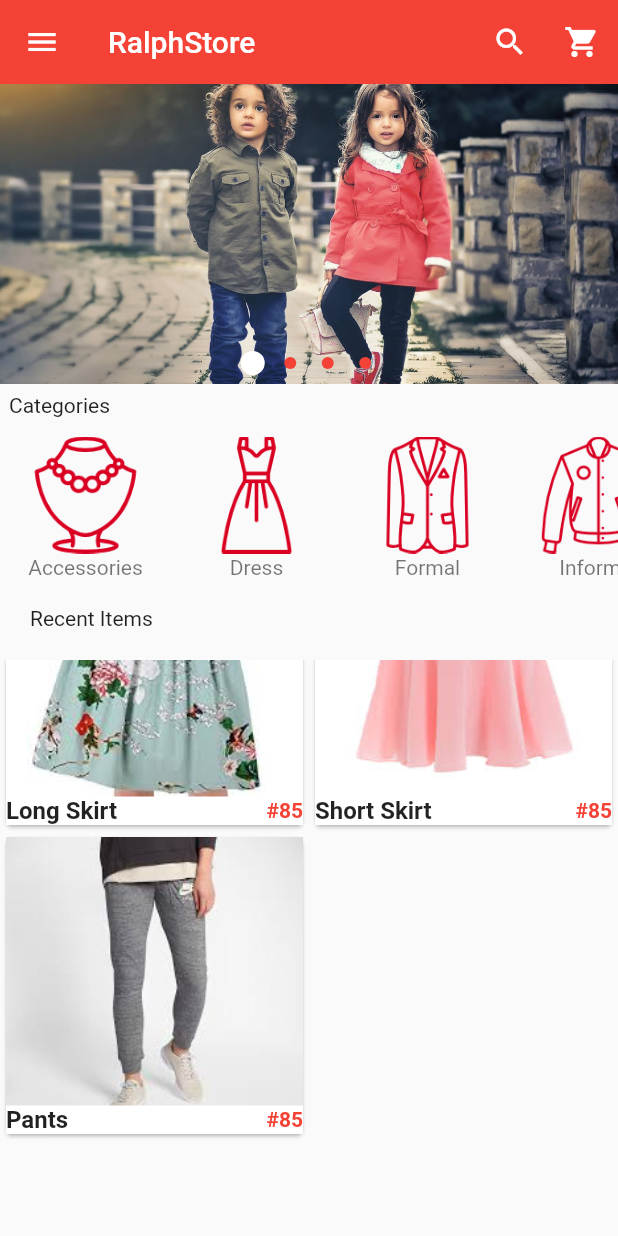
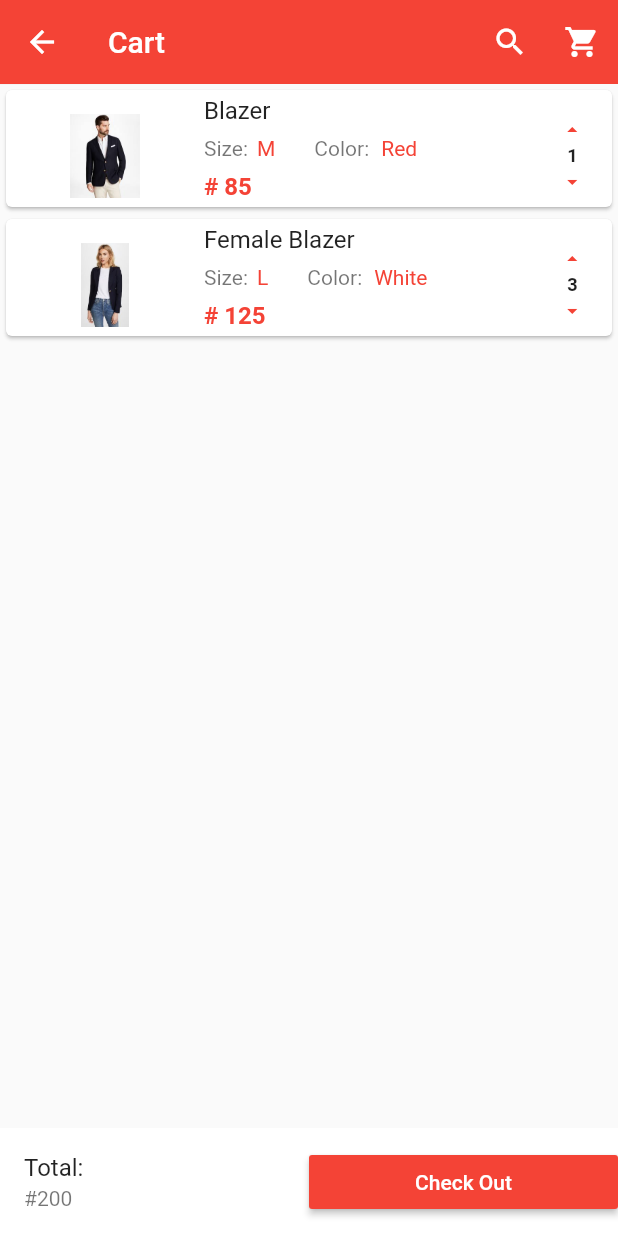
Before and after one commit to RaphealToby/flutter-ecommerce, a Flutter app: the screen it shows after launch, scrolled down 710 dp, after a tap on the "shopping cart" icon, on a phone screen of 412 x 824 dp. Run offline on Flutter 3.47's test engine with Material 2 defaults, Android fonts, the phone set to English and light mode, and no system bars; drawn by our look-alikes of carousel_pro.

Commit message:
First Git version

```diff
--- /dev/null
+++ b/lib/components/cart_products.dart
@@ -0,0 +1,122 @@
+import 'package:flutter/material.dart';
+
+class Cart_products extends StatefulWidget {
+  @override
+  _Cart_productsState createState() => _Cart_productsState();
+}
+
+class _Cart_productsState extends State<Cart_products> {
+  var Products_on_the_cart = [
+    {
+      "name": "Blazer",
+      "picture": "images/products/blazer1.jpeg",
+      "price": 85,
+      "size": "M",
+      "color": "Red",
+      "quantity": 1,
+    },
+    {
+      "name": "Female Blazer",
+      "picture": "images/products/blazer2.jpeg",
+      "price": 125,
+      "size": "L",
+      "color": "White",
+      "quantity": 3,
+    },
+  ];
+
+  @override
+  Widget build(BuildContext context) {
+    return new ListView.builder(
+        itemCount: Products_on_the_cart.length,
+        itemBuilder: (context, index) {
+          return Single_cart_product(
+            cart_prod_name: Products_on_the_cart[index]["name"],
+            cart_prod_color: Products_on_the_cart[index]["color"],
+            cart_prod_picture: Products_on_the_cart[index]["picture"],
+            cart_prod_price: Products_on_the_cart[index]["price"],
+            cart_prod_qty: Products_on_the_cart[index]["quantity"],
+            cart_prod_size: Products_on_the_cart[index]["size"],
+          );
+        });
+  }
+}
+
+class Single_cart_product extends StatelessWidget {
+  final cart_prod_name;
+  final cart_prod_picture;
+  final cart_prod_size;
+  final cart_prod_price;
+  final cart_prod_color;
+  final cart_prod_qty;
+
+  //Constructor of the final type above
+  Single_cart_product({
+    this.cart_prod_name,
+    this.cart_prod_picture,
+    this.cart_prod_size,
+    this.cart_prod_color,
+    this.cart_prod_price,
+    this.cart_prod_qty,
+  });
+
+  @override
+  Widget build(BuildContext context) {
+    return Card(
+      child: ListTile(
+
+        //==========LEADING======
+        leading: new Image.asset(cart_prod_picture,width: 100.0,height: 100.0,),
+       //============TITLE=====
+        title: new Text(cart_prod_name),
+        //=======SUBTITLE======
+        subtitle: new Column(
+          children: <Widget>[
+            //ROW INSIDE THE COLUMN
+            new Row(
+              children: <Widget>[
+                //THIS SECTION IS FOR THE PRODUCT SIZE
+                Padding(
+                  padding: const EdgeInsets.all(0.0),
+                  child: new Text("Size:"),
+                ),
+                Padding(
+                  padding: const EdgeInsets.all(6.0),
+                  child: new Text(cart_prod_size, style: TextStyle(color: Colors.red),),
+                ),
+                //THIS SECTION IS FOR THE PRODUCT COLOR
+                new Padding(
+                  padding: const EdgeInsets.fromLTRB(20.0, 8.0, 8.0, 8.0),
+                  child: new Text("Color:"),
+                ),
+                Padding(
+                  padding: const EdgeInsets.all(0.0),
+                  child: new Text(cart_prod_color, style: TextStyle(color: Colors.red),),
+                ),
+              ],
+            ),
+            //THIS SECTION IS FOR THE SIZE OF THE PRODUCT PRICE
+            new Container(
+              alignment: Alignment.topLeft,
+              child: Text("\# ${cart_prod_price}", style: TextStyle(fontSize: 16.0,fontWeight: FontWeight.bold,color: Colors.red),),
+            ),
+          ],
+        ),
+
+        trailing:
+        FittedBox(
+          fit: BoxFit.fill,
+          child:
+          Column(
+            children: <Widget>[
+              IconButton(icon: Icon(Icons.arrow_drop_up,color: Colors.red),iconSize: 53, onPressed: () {}),
+              Text('$cart_prod_qty',style: TextStyle(fontSize: 40,fontWeight: FontWeight.bold),),
+              IconButton(icon: Icon(Icons.arrow_drop_down,color: Colors.red,),iconSize: 53, onPressed: () {}),
+            ],
+          ),
+        ),
+
+      ),
+    );
+  }
+}
--- a/lib/components/horizontal_listview.dart
+++ b/lib/components/horizontal_listview.dart
@@ -6,7 +6,7 @@ class HorizontalList extends StatelessWidget {
   Widget build(BuildContext context) {
     return Container(
 //      height: 80.0,
-      height: 100.0,
+      height: 50.0,
       child: ListView(
         scrollDirection: Axis.horizontal,
         children: <Widget>[
--- a/lib/main.dart
+++ b/lib/main.dart
@@ -4,6 +4,7 @@ import 'package:carousel_pro/carousel_pro.dart';
 // Other dart flies import
 import 'package:ralph_store/components/horizontal_listview.dart';
 import 'package:ralph_store/components/products.dart';
+import 'package:ralph_store/pages/cart.dart';
 
 void main() {
   runApp(MaterialApp(
@@ -58,13 +59,16 @@ class _HomePageState extends State<HomePage> {
                 Icons.search,
                 color: Colors.white,
               ),
-              onPressed: () {}),
+              onPressed: () {}
+              ),
           new IconButton(
               icon: Icon(
                 Icons.shopping_cart,
                 color: Colors.white,
               ),
-              onPressed: () {})
+              onPressed: () {
+                Navigator.push(context, MaterialPageRoute(builder: (context)=>Cart()));
+              })
         ],
       ),
 
@@ -120,7 +124,9 @@ class _HomePageState extends State<HomePage> {
               ),
             ),
             InkWell(
-              onTap: () {},
+              onTap: () {
+                Navigator.push(context, MaterialPageRoute(builder: (context) => Cart()));
+              },
               child: ListTile(
                 title: Text('Shopping Cart'),
                 leading: Icon(
--- /dev/null
+++ b/lib/pages/cart.dart
@@ -0,0 +1,58 @@
+import 'package:flutter/material.dart';
+import 'package:ralph_store/components/cart_products.dart';
+
+class Cart extends StatefulWidget {
+  @override
+  _CartState createState() => _CartState();
+}
+
+class _CartState extends State<Cart> {
+  @override
+  Widget build(BuildContext context) {
+    return Scaffold(
+      appBar: new AppBar(
+        elevation: 0.1,
+        backgroundColor: Colors.red,
+        title: Text('Cart'),
+
+        //Search Icon and shopping cart
+
+        actions: <Widget>[
+          new IconButton(
+              icon: Icon(
+                Icons.search,
+                color: Colors.white,
+              ),
+              onPressed: () {}),
+          new IconButton(
+              icon: Icon(
+                Icons.shopping_cart,
+                color: Colors.white,
+              ),
+              onPressed: () {})
+        ],
+      ),
+
+      body: new Cart_products(),
+      bottomNavigationBar: Container(
+        color: Colors.white,
+        child: Row(
+          children: <Widget>[
+            Expanded(child:
+            ListTile(
+              title: new Text("Total: "),
+              subtitle: new Text("\#200"),
+            )
+            ),
+            Expanded(child:
+            new MaterialButton(onPressed: (){},
+            color: Colors.red,
+              child: new Text("Check Out", style: TextStyle(color: Colors.white,),),
+            ),
+            )
+          ],
+        ),
+      ),
+    );
+  }
+}
```
